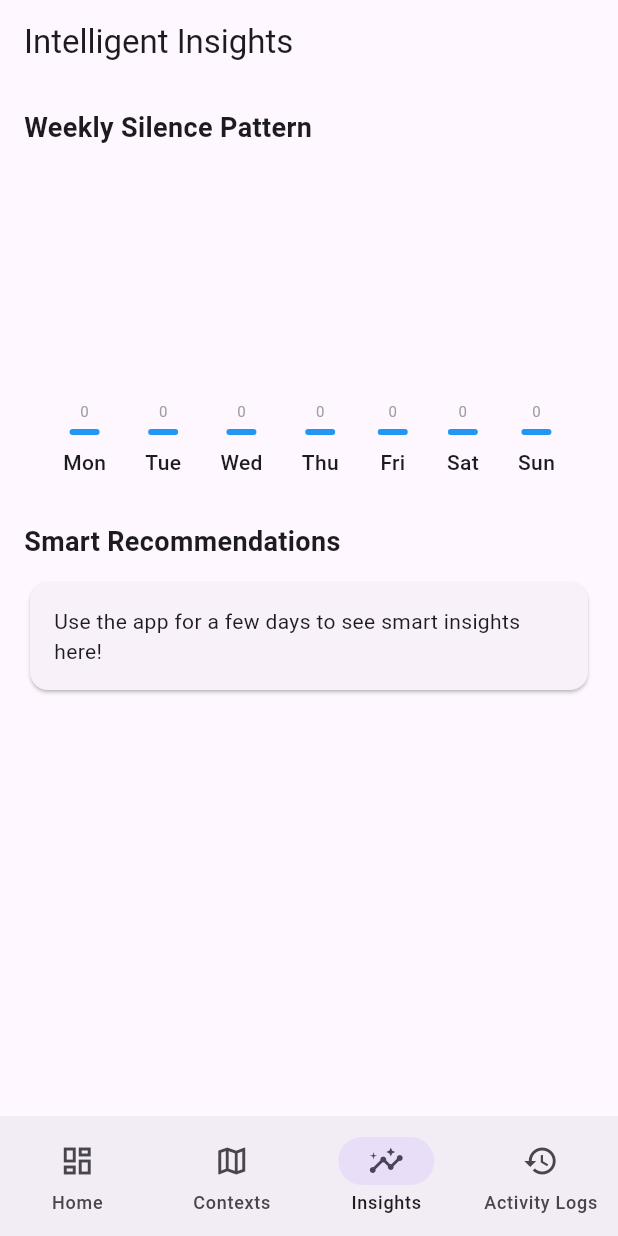
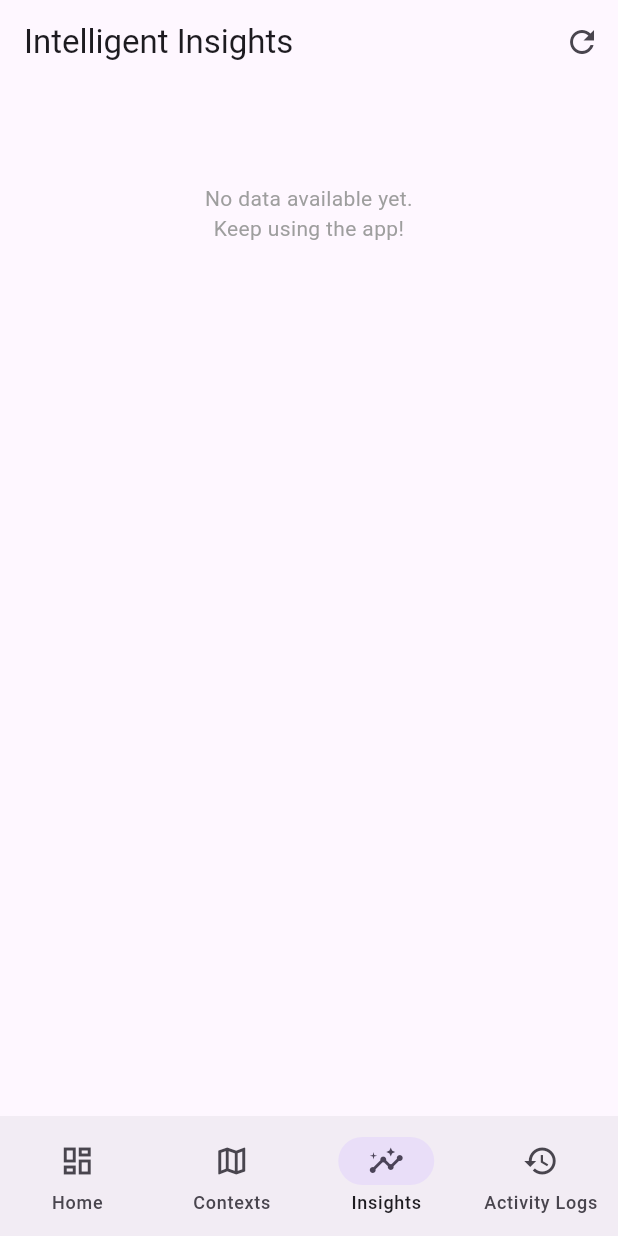
Before and after one commit to AhmadDaneil/SmartSilence, a Flutter app: the screen it shows after launch, item 3 of the bottom bar chosen, on a phone screen of 412 x 824 dp. Run offline on Flutter 3.47's test engine with Material 3 defaults, Android fonts, the phone set to English and light mode, and no system bars; our stand-ins replace flutter_local_notifications, flutter_map, geolocator, latlong2, permission_handler, sqflite; missing offline and left inert: flutter_background_service, sound_mode; accounts and stored records are empty.

Commit message:
Fix automate Insights graph

```diff
--- a/lib/pages/smart_insight.dart
+++ b/lib/pages/smart_insight.dart
@@ -9,27 +9,54 @@ class SmartInsight extends StatefulWidget {
 }
 
 class _SmartInsightState extends State<SmartInsight> {
-  // State to handle the "Ignore" button (hides the card)
+  // Control visibility of the recommendation card
   bool _isRecommendationVisible = true;
+
+  void _refreshData() {
+    setState(() {
+      _isRecommendationVisible = true; // Show card again on refresh if valid
+    });
+  }
 
   @override
   Widget build(BuildContext context) {
     return Scaffold(
-      appBar: AppBar(title: const Text("Intelligent Insights")),
+      appBar: AppBar(
+        title: const Text("Intelligent Insights"),
+        actions: [
+          IconButton(
+            icon: const Icon(Icons.refresh),
+            onPressed: _refreshData,
+            tooltip: "Refresh Data",
+          )
+        ],
+      ),
       body: SingleChildScrollView(
         padding: const EdgeInsets.all(16),
         child: FutureBuilder<List<Map<String, dynamic>>>(
           future: DatabaseHelper().getSilenceCountByDay(),
           builder: (context, snapshot) {
-            if (!snapshot.hasData) {
+            // --- LOADING STATE ---
+            if (snapshot.connectionState == ConnectionState.waiting) {
               return const SizedBox(
                   height: 200, child: Center(child: CircularProgressIndicator()));
             }
 
-            // 1. Process Data & Find the Peak Day
+            // --- EMPTY STATE ---
+            if (!snapshot.hasData || snapshot.data!.isEmpty) {
+              return const Center(
+                child: Padding(
+                  padding: EdgeInsets.only(top: 50.0),
+                  child: Text("No data available yet.\nKeep using the app!",
+                    textAlign: TextAlign.center, style: TextStyle(color: Colors.grey)),
+                ),
+              );
+            }
+
+            // --- PROCESS DATA ---
             final processedData = _processData(snapshot.data!);
 
-            // Find the day with the highest count
+            // Find Peak Day
             Map<String, dynamic> peakDayData = processedData[0];
             for (var d in processedData) {
               if (d['count'] > peakDayData['count']) {
@@ -37,13 +64,13 @@ class _SmartInsightState extends State<SmartInsight> {
               }
             }
 
-            String topDay = peakDayData['day']; // e.g., "Tue"
+            String topDay = peakDayData['day']; // e.g., "Mon"
             int topCount = peakDayData['count'];
 
-            // Map "Tue" -> "Tuesday" for better grammar
+            // Grammar Map
             Map<String, String> fullDayNames = {
-              "Mon": "Mondays", "Tue": "Tuesdays", "Wed": "Wednesdays",
-              "Thu": "Thursdays", "Fri": "Fridays", "Sat": "Saturdays", "Sun": "Sundays"
+              "Mon": "Monday", "Tue": "Tuesday", "Wed": "Wednesday",
+              "Thu": "Thursday", "Fri": "Friday", "Sat": "Saturday", "Sun": "Sunday"
             };
             String fullDayName = fullDayNames[topDay] ?? topDay;
 
@@ -54,17 +81,15 @@ class _SmartInsightState extends State<SmartInsight> {
                     style: TextStyle(fontSize: 18, fontWeight: FontWeight.bold)),
                 const SizedBox(height: 20),
 
-                // --- CHART SECTION ---
+                // --- CHART ---
                 SizedBox(
                   height: 200,
                   child: Row(
                     mainAxisAlignment: MainAxisAlignment.spaceEvenly,
                     crossAxisAlignment: CrossAxisAlignment.end,
                     children: processedData.map((dayData) {
-                      // Scale height (max 150)
                       int maxVal = (topCount == 0) ? 1 : topCount;
                       double relativeHeight = (dayData['count'] / maxVal) * 150;
-
                       bool isPeak = dayData['day'] == topDay && topCount > 0;
 
                       return _buildBar(
@@ -76,17 +101,18 @@ class _SmartInsightState extends State<SmartInsight> {
                     }).toList(),
                   ),
                 ),
-                // ---------------------
 
                 const SizedBox(height: 30),
 
-                // Only show recommendation if we actually have data (count > 0)
+                // --- RECOMMENDATION CARD ---
+                // Only show if:
+                // 1. User hasn't clicked Ignore/Automate (_isRecommendationVisible)
+                // 2. We actually have data (topCount > 0)
                 if (_isRecommendationVisible && topCount > 0) ...[
                   const Text("Smart Recommendations",
                       style: TextStyle(fontSize: 18, fontWeight: FontWeight.bold)),
                   const SizedBox(height: 10),
 
-                  // --- RECOMMENDATION CARD ---
                   Card(
                     color: Colors.indigo.shade50,
                     shape: RoundedRectangleBorder(borderRadius: BorderRadius.circular(12)),
@@ -99,7 +125,7 @@ class _SmartInsightState extends State<SmartInsight> {
                               const Icon(Icons.lightbulb, color: Colors.orange),
                               const SizedBox(width: 10),
                               Expanded(
-                                  child: Text("Pattern Detected: $fullDayName", // Dynamic Day
+                                  child: Text("Pattern Detected: $fullDayName",
                                       style: const TextStyle(fontWeight: FontWeight.bold))),
                             ],
                           ),
@@ -110,40 +136,45 @@ class _SmartInsightState extends State<SmartInsight> {
                           Row(
                             mainAxisAlignment: MainAxisAlignment.end,
                             children: [
-                              // IGNORE BUTTON
+                              // --- IGNORE BUTTON ---
                               TextButton(
                                 onPressed: () {
+                                  // Hides the card
                                   setState(() {
                                     _isRecommendationVisible = false;
                                   });
                                 },
                                 child: const Text("Ignore")
                               ),
-
                               const SizedBox(width: 8),
 
-                              // AUTOMATE BUTTON
+                              // --- AUTOMATE BUTTON ---
                               ElevatedButton(
                                 style: ElevatedButton.styleFrom(
                                   backgroundColor: Colors.deepPurple,
                                   foregroundColor: Colors.white
                                 ),
-                                onPressed: () {
-                                  // 1. Show Feedback
+                                onPressed: () async {
+                                  // 1. Save to Database
+                                  // Defaulting to "2:00 PM" as per your example,
+                                  // or you can make this more dynamic later.
+                                  await DatabaseHelper().insertSchedule(fullDayName, "14:00");
+
+                                  if(!context.mounted) return;
+
+                                  // 2. Show Success Message
                                   ScaffoldMessenger.of(context).showSnackBar(
                                     SnackBar(
-                                      content: Text("Auto-silence scheduled for every $fullDayName!"),
+                                      content: Text("Success! Auto-silence enabled for $fullDayName."),
                                       backgroundColor: Colors.green,
+                                      duration: const Duration(seconds: 2),
                                     )
                                   );
 
-                                  // 2. Hide the card (Action Complete)
+                                  // 3. Hide the card (Mark as done)
                                   setState(() {
                                     _isRecommendationVisible = false;
                                   });
-
-                                  // TODO: Insert into your Database here
-                                  // DatabaseHelper().insertSchedule(fullDayName, "14:00");
                                 },
                                 child: const Text("Automate")
                               ),
@@ -153,17 +184,6 @@ class _SmartInsightState extends State<SmartInsight> {
                       ),
                     ),
                   ),
-                ] else if (topCount == 0) ...[
-                   // Fallback when no data exists yet
-                   const Text("Smart Recommendations",
-                      style: TextStyle(fontSize: 18, fontWeight: FontWeight.bold)),
-                   const SizedBox(height: 10),
-                   const Card(
-                     child: Padding(
-                       padding: EdgeInsets.all(16.0),
-                       child: Text("Use the app for a few days to see smart insights here!"),
-                     ),
-                   )
                 ]
               ],
             );
@@ -173,18 +193,17 @@ class _SmartInsightState extends State<SmartInsight> {
     );
   }
 
-  // --- HELPER METHODS ---
+  // --- HELPERS ---
 
   List<Map<String, dynamic>> _processData(List<Map<String, dynamic>> dbData) {
     Map<String, int> weekMap = {
       'Mon': 0, 'Tue': 0, 'Wed': 0, 'Thu': 0, 'Fri': 0, 'Sat': 0, 'Sun': 0
     };
-
     for (var row in dbData) {
-      String dayKey = row['day_name'].toString().substring(0, 3);
-      int count = row['silence_count'] ?? 0;
-      if (weekMap.containsKey(dayKey)) {
-        weekMap[dayKey] = count;
+      if (row['day_name'] != null) {
+        String dayKey = row['day_name'].toString().substring(0, 3);
+        int count = row['silence_count'] ?? 0;
+        if (weekMap.containsKey(dayKey)) weekMap[dayKey] = count;
       }
     }
     return weekMap.entries.map((e) => {'day': e.key, 'count': e.value}).toList();
```
Also changed, not shown: lib/services/database_helper.dart (+83 -54 lines).
